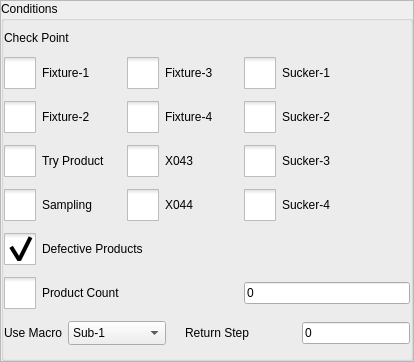
Old version of the form hcinstruction/ichcconditionpage_5.ui in the repository dongdong-2009/3-5AxisRobot.
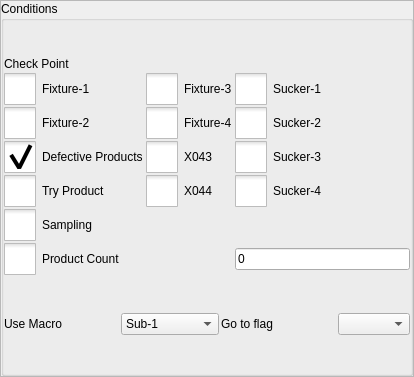
New version of the form. Icons and pictures are not drawn. Custom widgets are drawn as their Qt base class.

```diff
--- a/hcinstruction/ichcconditionpage_5.ui
+++ b/hcinstruction/ichcconditionpage_5.ui
@@ -7,7 +7,7 @@
     <x>0</x>
     <y>0</y>
     <width>414</width>
-    <height>362</height>
+    <height>377</height>
    </rect>
   </property>
   <property name="windowTitle">
@@ -40,23 +40,99 @@
      <property name="title">
       <string>Conditions</string>
      </property>
+     <layout class="QVBoxLayout" name="verticalLayout_2">
+      <property name="spacing">
+       <number>2</number>
+      </property>
+      <property name="leftMargin">
+       <number>0</number>
+      </property>
+      <property name="topMargin">
+       <number>0</number>
+      </property>
+      <property name="rightMargin">
+       <number>0</number>
+      </property>
+      <property name="bottomMargin">
+       <number>0</number>
+      </property>
+      <item>
      <layout class="QGridLayout" name="gridLayout">
-      <property name="leftMargin">
-       <number>0</number>
-      </property>
-      <property name="topMargin">
-       <number>0</number>
-      </property>
-      <property name="rightMargin">
-       <number>0</number>
-      </property>
-      <property name="bottomMargin">
-       <number>0</number>
-      </property>
-      <property name="verticalSpacing">
+        <property name="horizontalSpacing">
        <number>2</number>
       </property>
-      <item row="0" column="0" colspan="2">
+        <item row="6" column="2">
+         <widget class="ICLineEditWithVirtualNumericKeypad" name="moldCountEdit">
+          <property name="text">
+           <string notr="true">0</string>
+          </property>
+         </widget>
+        </item>
+        <item row="4" column="0">
+         <widget class="QCheckBox" name="tryProductBox">
+          <property name="styleSheet">
+           <string notr="true">::indicator {
+     width: 32px;
+     height: 32px;
+ }
+
+::indicator:unchecked 
+{
+     image: url(:/resource/check_unchecked.png);
+ }
+::indicator:checked 
+{
+     image: url(:/resource/check_checked.png);
+ }
+
+QRadioButton::indicator:checked:disabled
+{
+ image: url(:/resource/check_checked_disable.png);
+}
+
+QRadioButton::indicator:unchecked:disabled
+{
+ image: url(:/resource/check_unchecked_disable.png);
+}</string>
+          </property>
+          <property name="text">
+           <string>Try Product</string>
+          </property>
+         </widget>
+        </item>
+        <item row="6" column="0" colspan="2">
+         <widget class="QCheckBox" name="productCountBox">
+          <property name="styleSheet">
+           <string notr="true">::indicator {
+     width: 32px;
+     height: 32px;
+ }
+
+::indicator:unchecked 
+{
+     image: url(:/resource/check_unchecked.png);
+ }
+::indicator:checked 
+{
+     image: url(:/resource/check_checked.png);
+ }
+
+QRadioButton::indicator:checked:disabled
+{
+ image: url(:/resource/check_checked_disable.png);
+}
+
+QRadioButton::indicator:unchecked:disabled
+{
+ image: url(:/resource/check_unchecked_disable.png);
+}</string>
+          </property>
+          <property name="text">
+           <string>Product Count</string>
+          </property>
+         </widget>
+        </item>
+        <item row="0" column="0">
        <widget class="QLabel" name="label">
         <property name="sizePolicy">
          <sizepolicy hsizetype="Preferred" vsizetype="Fixed">
@@ -69,7 +145,7 @@
         </property>
        </widget>
       </item>
-      <item row="1" column="0" colspan="2">
+        <item row="1" column="0">
        <widget class="QCheckBox" name="fixture1Box">
         <property name="styleSheet">
          <string notr="true">::indicator {
@@ -101,7 +177,7 @@
         </property>
        </widget>
       </item>
-      <item row="1" column="2" colspan="2">
+        <item row="1" column="1">
        <widget class="QCheckBox" name="fixture3Box">
         <property name="styleSheet">
          <string notr="true">::indicator {
@@ -133,40 +209,20 @@
         </property>
        </widget>
       </item>
-      <item row="1" column="4" colspan="2">
-       <widget class="QCheckBox" name="sucker1Box">
-        <property name="styleSheet">
-         <string notr="true">::indicator {
-     width: 32px;
-     height: 32px;
- }
-
-::indicator:unchecked 
-{
-     image: url(:/resource/check_unchecked.png);
- }
-::indicator:checked 
-{
-     image: url(:/resource/check_checked.png);
- }
-
-QRadioButton::indicator:checked:disabled
-{
- image: url(:/resource/check_checked_disable.png);
-}
-
-QRadioButton::indicator:unchecked:disabled
-{
- image: url(:/resource/check_unchecked_disable.png);
-}</string>
-        </property>
-        <property name="text">
-         <string>Sucker-1</string>
-        </property>
-       </widget>
-      </item>
-      <item row="2" column="0" colspan="2">
-       <widget class="QCheckBox" name="fixture2Box">
+        <item row="3" column="0">
+         <widget class="QCheckBox" name="defectiveProductsBox">
+          <property name="sizePolicy">
+           <sizepolicy hsizetype="Fixed" vsizetype="Fixed">
+            <horstretch>0</horstretch>
+            <verstretch>0</verstretch>
+           </sizepolicy>
+          </property>
+          <property name="minimumSize">
+           <size>
+            <width>20</width>
+            <height>0</height>
+           </size>
+          </property>
         <property name="styleSheet">
          <string notr="true">::indicator {
      width: 32px;
@@ -193,11 +249,14 @@
 }</string>
         </property>
         <property name="text">
-         <string>Fixture-2</string>
-        </property>
-       </widget>
-      </item>
-      <item row="2" column="2" colspan="2">
+           <string>Defective Products</string>
+          </property>
+          <property name="checked">
+           <bool>true</bool>
+          </property>
+         </widget>
+        </item>
+        <item row="2" column="1">
        <widget class="QCheckBox" name="fixture4Box">
         <property name="styleSheet">
          <string notr="true">::indicator {
@@ -229,7 +288,39 @@
         </property>
        </widget>
       </item>
-      <item row="2" column="4" colspan="2">
+        <item row="2" column="0">
+         <widget class="QCheckBox" name="fixture2Box">
+          <property name="styleSheet">
+           <string notr="true">::indicator {
+     width: 32px;
+     height: 32px;
+ }
+
+::indicator:unchecked 
+{
+     image: url(:/resource/check_unchecked.png);
+ }
+::indicator:checked 
+{
+     image: url(:/resource/check_checked.png);
+ }
+
+QRadioButton::indicator:checked:disabled
+{
+ image: url(:/resource/check_checked_disable.png);
+}
+
+QRadioButton::indicator:unchecked:disabled
+{
+ image: url(:/resource/check_unchecked_disable.png);
+}</string>
+          </property>
+          <property name="text">
+           <string>Fixture-2</string>
+          </property>
+         </widget>
+        </item>
+        <item row="2" column="2">
        <widget class="QCheckBox" name="sucker2Box">
         <property name="styleSheet">
          <string notr="true">::indicator {
@@ -261,8 +352,8 @@
         </property>
        </widget>
       </item>
-      <item row="3" column="0" colspan="2">
-       <widget class="QCheckBox" name="tryProductBox">
+        <item row="1" column="2">
+         <widget class="QCheckBox" name="sucker1Box">
         <property name="styleSheet">
          <string notr="true">::indicator {
      width: 32px;
@@ -289,11 +380,11 @@
 }</string>
         </property>
         <property name="text">
-         <string>Try Product</string>
+           <string>Sucker-1</string>
         </property>
        </widget>
       </item>
-      <item row="3" column="2" colspan="2">
+        <item row="3" column="1">
        <widget class="QCheckBox" name="x043checkBox">
         <property name="styleSheet">
          <string notr="true">::indicator {
@@ -325,39 +416,7 @@
         </property>
        </widget>
       </item>
-      <item row="3" column="4" colspan="2">
-       <widget class="QCheckBox" name="sucker3Box">
-        <property name="styleSheet">
-         <string notr="true">::indicator {
-     width: 32px;
-     height: 32px;
- }
-
-::indicator:unchecked 
-{
-     image: url(:/resource/check_unchecked.png);
- }
-::indicator:checked 
-{
-     image: url(:/resource/check_checked.png);
- }
-
-QRadioButton::indicator:checked:disabled
-{
- image: url(:/resource/check_checked_disable.png);
-}
-
-QRadioButton::indicator:unchecked:disabled
-{
- image: url(:/resource/check_unchecked_disable.png);
-}</string>
-        </property>
-        <property name="text">
-         <string>Sucker-3</string>
-        </property>
-       </widget>
-      </item>
-      <item row="4" column="0" colspan="2">
+        <item row="5" column="0">
        <widget class="QCheckBox" name="samplingBox">
         <property name="styleSheet">
          <string notr="true">::indicator {
@@ -389,7 +448,7 @@
         </property>
        </widget>
       </item>
-      <item row="4" column="2" colspan="2">
+        <item row="4" column="1">
        <widget class="QCheckBox" name="x044checkBox">
         <property name="styleSheet">
          <string notr="true">::indicator {
@@ -421,7 +480,39 @@
         </property>
        </widget>
       </item>
-      <item row="4" column="4" colspan="2">
+        <item row="3" column="2">
+         <widget class="QCheckBox" name="sucker3Box">
+          <property name="styleSheet">
+           <string notr="true">::indicator {
+     width: 32px;
+     height: 32px;
+ }
+
+::indicator:unchecked 
+{
+     image: url(:/resource/check_unchecked.png);
+ }
+::indicator:checked 
+{
+     image: url(:/resource/check_checked.png);
+ }
+
+QRadioButton::indicator:checked:disabled
+{
+ image: url(:/resource/check_checked_disable.png);
+}
+
+QRadioButton::indicator:unchecked:disabled
+{
+ image: url(:/resource/check_unchecked_disable.png);
+}</string>
+          </property>
+          <property name="text">
+           <string>Sucker-3</string>
+          </property>
+         </widget>
+        </item>
+        <item row="4" column="2">
        <widget class="QCheckBox" name="sucker4Box">
         <property name="styleSheet">
          <string notr="true">::indicator {
@@ -453,53 +544,18 @@
         </property>
        </widget>
       </item>
-      <item row="6" column="0" colspan="3">
-       <widget class="QCheckBox" name="productCountBox">
-        <property name="styleSheet">
-         <string notr="true">::indicator {
-     width: 32px;
-     height: 32px;
- }
-
-::indicator:unchecked 
-{
-     image: url(:/resource/check_unchecked.png);
- }
-::indicator:checked 
-{
-     image: url(:/resource/check_checked.png);
- }
-
-QRadioButton::indicator:checked:disabled
-{
- image: url(:/resource/check_checked_disable.png);
-}
-
-QRadioButton::indicator:unchecked:disabled
-{
- image: url(:/resource/check_unchecked_disable.png);
-}</string>
-        </property>
-        <property name="text">
-         <string>Product Count</string>
-        </property>
-       </widget>
+       </layout>
       </item>
-      <item row="6" column="4" colspan="2">
-       <widget class="ICLineEditWithVirtualNumericKeypad" name="moldCountEdit">
-        <property name="text">
-         <string notr="true">0</string>
-        </property>
-       </widget>
-      </item>
-      <item row="7" column="0">
+      <item>
+       <layout class="QHBoxLayout" name="horizontalLayout">
+        <item>
        <widget class="QLabel" name="label_2">
         <property name="text">
          <string>Use Macro</string>
         </property>
        </widget>
       </item>
-      <item row="7" column="1" colspan="2">
+        <item>
        <widget class="ICComboBox" name="subComboBox">
         <property name="enabled">
          <bool>true</bool>
@@ -510,12 +566,6 @@
           <verstretch>0</verstretch>
          </sizepolicy>
         </property>
-        <property name="minimumSize">
-         <size>
-          <width>0</width>
-          <height>24</height>
-         </size>
-        </property>
         <property name="layoutDirection">
          <enum>Qt::LeftToRight</enum>
         </property>
@@ -561,72 +611,30 @@
         </item>
        </widget>
       </item>
-      <item row="7" column="3" colspan="2">
+        <item>
        <widget class="QLabel" name="label_3">
         <property name="text">
-         <string>Return Step</string>
+           <string>Go to flag</string>
         </property>
        </widget>
       </item>
-      <item row="7" column="5">
-       <widget class="ICLineEditWithVirtualNumericKeypad" name="returnLineEdit">
-        <property name="sizePolicy">
-         <sizepolicy hsizetype="Fixed" vsizetype="Fixed">
-          <horstretch>0</horstretch>
-          <verstretch>0</verstretch>
-         </sizepolicy>
-        </property>
-        <property name="text">
-         <string notr="true">0</string>
-        </property>
-       </widget>
-      </item>
-      <item row="5" column="0" colspan="4">
-       <widget class="QCheckBox" name="defectiveProductsBox">
-        <property name="sizePolicy">
-         <sizepolicy hsizetype="Fixed" vsizetype="Fixed">
-          <horstretch>0</horstretch>
-          <verstretch>0</verstretch>
-         </sizepolicy>
-        </property>
-        <property name="minimumSize">
-         <size>
-          <width>20</width>
-          <height>0</height>
-         </size>
-        </property>
-        <property name="styleSheet">
-         <string notr="true">::indicator {
-     width: 32px;
-     height: 32px;
- }
-
-::indicator:unchecked 
-{
-     image: url(:/resource/check_unchecked.png);
- }
-::indicator:checked 
-{
-     image: url(:/resource/check_checked.png);
- }
-
-QRadioButton::indicator:checked:disabled
-{
- image: url(:/resource/check_checked_disable.png);
-}
-
-QRadioButton::indicator:unchecked:disabled
-{
- image: url(:/resource/check_unchecked_disable.png);
-}</string>
-        </property>
-        <property name="text">
-         <string>Defective Products</string>
-        </property>
-        <property name="checked">
+        <item>
+         <widget class="ICComboBox" name="flagSel">
+          <property name="enabled">
          <bool>true</bool>
         </property>
-       </widget>
+          <property name="sizePolicy">
+           <sizepolicy hsizetype="Fixed" vsizetype="Fixed">
+            <horstretch>0</horstretch>
+            <verstretch>0</verstretch>
+           </sizepolicy>
+          </property>
+          <property name="layoutDirection">
+           <enum>Qt::LeftToRight</enum>
+          </property>
+         </widget>
+        </item>
+       </layout>
       </item>
      </layout>
     </widget>
```
Lines whose indentation alone changed are shown as unchanged.
